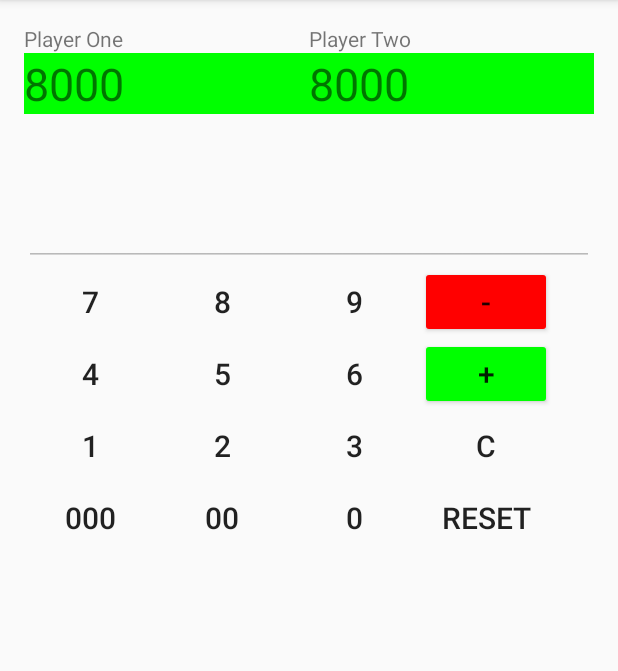
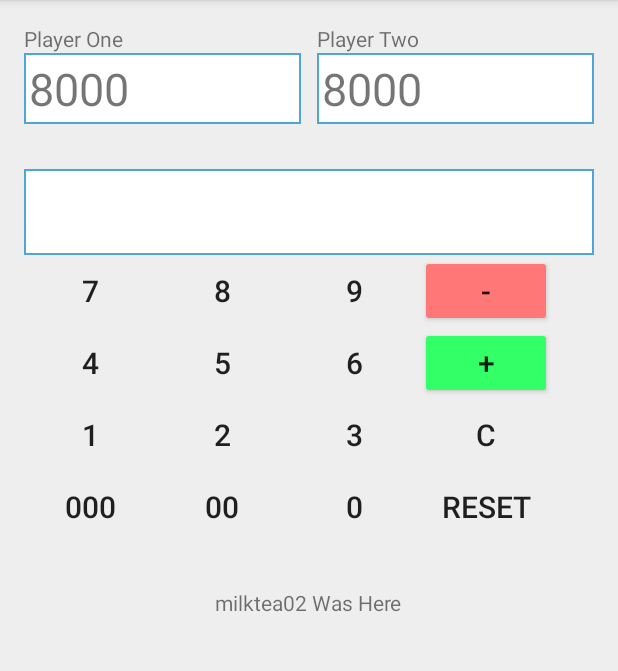
Before and after one commit to milktea02/MyFirstApp, an Android app: the screen it shows after launch (MainActivity), on a phone screen of 412 x 824 dp, the part 84-755 px from its top. Run offline under Robolectric (Android 15) with nearby library versions, the phone set to English and light mode, and no system bars; our stand-ins replace data binding.

Commit message:
visual updates

```diff
--- a/app/src/main/java/com/example/jolene/myfirstapp/MainActivity.java
+++ b/app/src/main/java/com/example/jolene/myfirstapp/MainActivity.java
@@ -248,12 +248,6 @@ public class MainActivity extends AppCompatActivity {
 
     public void setPlayer(View v) {
         this.CURRENT_PLAYER = Integer.parseInt(v.getTag().toString());
-        this.CURRENT_PLAYER = 1;
-        Log.d("Current Player", Integer.toString(CURRENT_PLAYER));
-    }
-
-    public void setPlayerTwo(View v) {
-        this.CURRENT_PLAYER = 2;
         Log.d("Current Player", Integer.toString(CURRENT_PLAYER));
     }
 
--- a/app/src/main/res/drawable/blackselector_p1.xml
+++ b/app/src/main/res/drawable/blackselector_p1.xml
@@ -1,9 +1,4 @@
-<?xml version="1.0" encoding="utf-8"?>
-<selector xmlns:android="http://schemas.android.com/apk/res/android">
-    <item android:state_pressed="true">
-        <color android:color="#FF0000" />
-    </item>
-    <item>
-        <color android:color="#00FF00" />
-    </item>
-</selector>
+<shape xmlns:android="http://schemas.android.com/apk/res/android" android:shape="rectangle" >
+    <solid android:color="#ffffff" />
+    <stroke android:width="1dip" android:color="#4fa5d5"/>
+</shape>
--- a/app/src/main/res/layout/activity_main.xml
+++ b/app/src/main/res/layout/activity_main.xml
@@ -9,6 +9,7 @@
         android:paddingLeft="@dimen/activity_horizontal_margin"
         android:paddingRight="@dimen/activity_horizontal_margin"
         android:paddingTop="@dimen/activity_vertical_margin"
+        android:background="#EEEEEE"
         tools:context="com.example.jolene.myfirstapp.MainActivity">
 
         <!-- Hacky Center Alignment thing I found on StackOverFlow-->
@@ -33,8 +34,10 @@
             android:layout_width="match_parent"
             android:layout_height="wrap_content"
             android:layout_marginBottom="30dp"
+            android:layout_marginRight="5dp"
             android:layout_below="@id/playerOneLabel"
             android:layout_toLeftOf="@+id/centerShim"
+            android:padding="3dp"
             android:text = "8000"
             android:textSize="30sp"
             android:tag = "1"
@@ -46,19 +49,22 @@
             android:layout_width="match_parent"
             android:layout_height="wrap_content"
             android:layout_toRightOf="@id/centerShim"
+            android:layout_marginLeft="5dp"
             android:text="Player Two"/>
         <TextView
             android:id="@+id/playerTwoPoints"
             android:layout_width="match_parent"
             android:layout_height="wrap_content"
             android:layout_marginBottom="30dp"
+            android:layout_marginLeft="5dp"
             android:layout_below="@id/playerTwoLabel"
+            android:padding="3dp"
             android:layout_toRightOf="@id/centerShim"
             android:text = "8000"
             android:textSize="30sp"
             android:tag = "2"
-            android:onClick="setPlayerTwo"
-            android:background="@drawable/blackselector_p2"/>
+            android:onClick="setPlayer"
+            android:background="@drawable/blackselector_p1"/>
 
         <EditText
             android:id="@+id/editText"
@@ -69,7 +75,9 @@
             android:gravity="bottom"
             android:lines="2"
             android:maxLines="2"
-            android:textSize="20sp"/>
+            android:textSize="20sp"
+            android:padding="3dp"
+            android:background="@drawable/blackselector_p1"/>
 
         <!--
         Buttons
@@ -189,49 +197,7 @@
             android:text="0"
             android:textSize="20sp"/>
 
-        <!-- Symbols -->
-
-        <!-- YuGiOh doesn't need these to Calc Life Points
-        <Button
-            android:id="@+id/buttonEqual"
-            style="@style/Widget.AppCompat.Button.Borderless"
-            android:layout_width="wrap_content"
-            android:layout_height="wrap_content"
-            android:layout_below="@id/buttonThree"
-            android:layout_toRightOf="@id/buttonZero"
-            android:text="="
-            android:textSize="20sp"/>
-
-        <Button
-            android:id="@+id/buttonDot"
-            style="@style/Widget.AppCompat.Button.Borderless"
-            android:layout_width="wrap_content"
-            android:layout_height="wrap_content"
-            android:layout_below="@id/buttonOne"
-            android:text="."
-            android:textSize="20sp"/>
-
-        <Button
-            android:id="@+id/buttonDivide"
-            style="@style/Widget.AppCompat.Button.Borderless"
-            android:layout_width="wrap_content"
-            android:layout_height="wrap_content"
-            android:layout_alignTop="@id/buttonNine"
-            android:layout_toRightOf="@id/buttonNine"
-            android:text="/"
-            android:textSize="20sp" />
-
-        <Button
-            android:id="@+id/buttonMultiply"
-            style="@style/Widget.AppCompat.Button.Borderless"
-            android:layout_width="wrap_content"
-            android:layout_height="wrap_content"
-            android:layout_alignTop="@id/buttonSix"
-            android:layout_toRightOf="@id/buttonSix"
-            android:text="*"
-            android:textSize="20sp" />
-
-            -->
+        <!-- INCR and DECR Buttons -->
 
         <Button
             android:id="@+id/buttonSubtract"
@@ -251,7 +217,10 @@
             android:layout_alignTop="@id/buttonSix"
             android:layout_toRightOf="@id/buttonSix"
             android:text="+"
-            android:textSize="20sp" />
+            android:textSize="20sp"
+            />
+
+        <!-- CLEAR and RESET -->
 
         <Button
             android:id="@+id/buttonClear"
@@ -275,5 +244,14 @@
             android:text="RESET"
             android:textSize="20sp" />
 
+        <!-- yooooooo -->
+        <TextView
+            android:layout_width="wrap_content"
+            android:layout_height="wrap_content"
+            android:layout_below="@id/buttonDoubleZero"
+            android:layout_centerHorizontal="true"
+            android:layout_marginTop="30dp"
+            android:text="milktea02 Was Here"/>
+
     </RelativeLayout>
 </layout>
--- a/app/src/main/res/values/colors.xml
+++ b/app/src/main/res/values/colors.xml
@@ -4,6 +4,6 @@
     <color name="colorPrimaryDark">#303F9F</color>
     <color name="colorAccent">#FF4081</color>
 
-    <color name="colorSubtract">#FF0000</color>
-    <color name="colorAdd">#00FF00</color>
+    <color name="colorSubtract">#FF7777</color>
+    <color name="colorAdd">#33FF66</color>
 </resources>
--- a/app/src/main/res/values/styles.xml
+++ b/app/src/main/res/values/styles.xml
@@ -16,4 +16,8 @@
         <item name ="colorButtonNormal">@color/colorAdd</item>
     </style>
 
+    <style name="Players" parents="Theme.AppCompat.Light.DarkActionBar">
+
+    </style>
+
 </resources>
```
